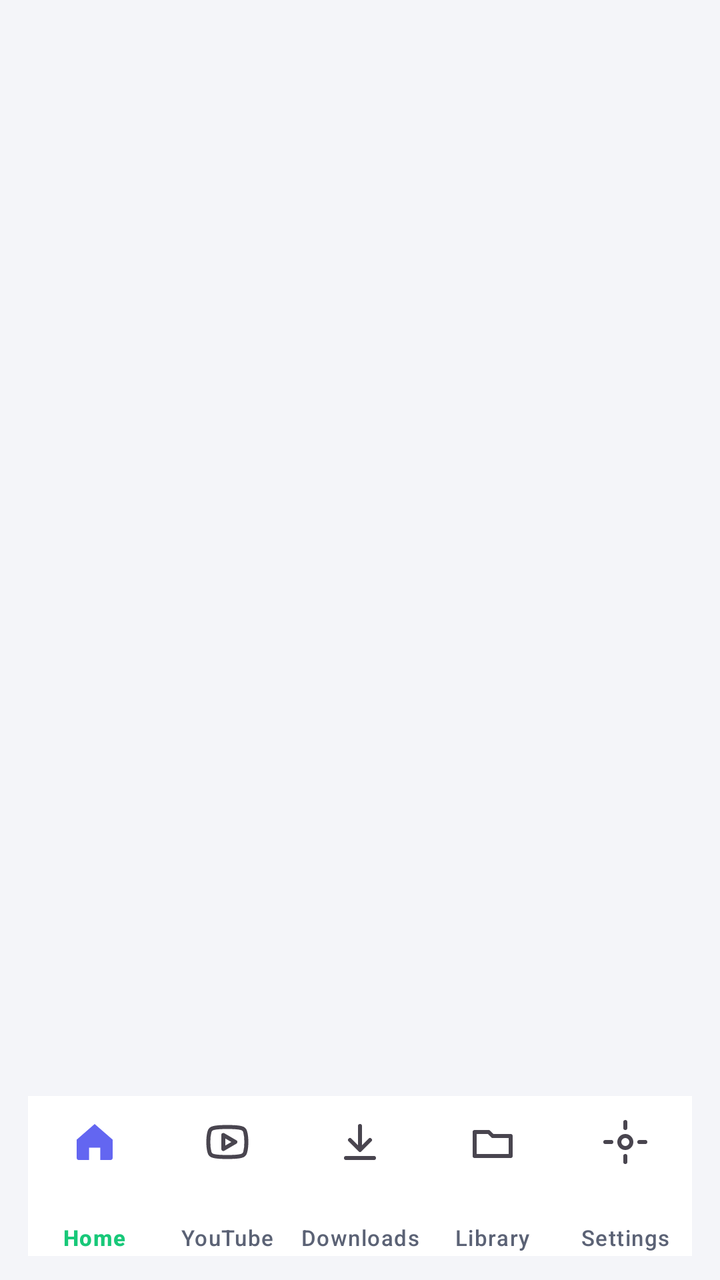
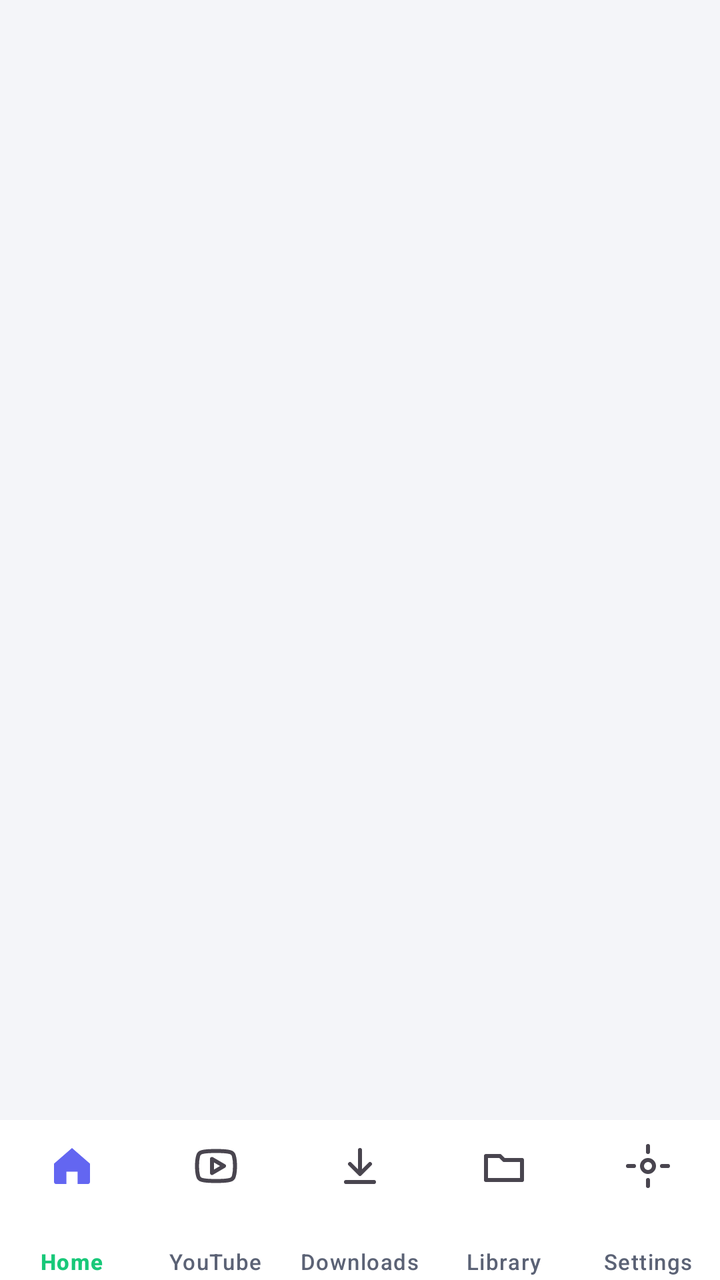

An Android layout rendered at two revisions. The XML below is the earlier revision; the diff shows what the commit changed to produce the second picture.
<!-- AndroidManifest.xml: application theme Theme.LootBox -->
<!-- res/layout/activity_main.xml -->
<?xml version="1.0" encoding="utf-8"?>
<LinearLayout xmlns:android="http://schemas.android.com/apk/res/android"
    xmlns:app="http://schemas.android.com/apk/res-auto"
    android:layout_width="match_parent"
    android:layout_height="match_parent"
    android:background="@color/bg"
    android:fitsSystemWindows="true"
    android:orientation="vertical">
    <FrameLayout
        android:id="@+id/container"
        android:layout_width="match_parent"
        android:layout_height="0dp"
        android:layout_weight="1" />
    <com.google.android.material.bottomnavigation.BottomNavigationView
        android:id="@+id/nav"
        android:layout_width="match_parent"
        android:layout_height="wrap_content"
        android:layout_marginStart="14dp"
        android:layout_marginEnd="14dp"
        android:layout_marginBottom="12dp"
        android:background="@drawable/bg_bottom_nav"
        android:elevation="8dp"
        app:elevation="8dp"
        app:itemActiveIndicatorStyle="@style/NavIndicator"
        app:itemIconSize="24dp"
        app:itemIconTint="@null"
        app:itemTextColor="@color/nav_item"
        app:itemTextAppearanceActive="@style/NavLabelActive"
        app:itemTextAppearanceInactive="@style/NavLabelInactive"
        app:itemPaddingTop="11dp"
        app:itemPaddingBottom="5dp"
        app:labelVisibilityMode="labeled"
        app:itemHorizontalTranslationEnabled="false"
        app:menu="@menu/bottom_nav" />
</LinearLayout>
<!-- resources referenced by this layout -->
<resources>
  <color name="bg">#F4F5F9</color>
  <!-- drawable bg_bottom_nav (drawable) -->
  <?xml version="1.0" encoding="utf-8"?>
  <shape xmlns:android="http://schemas.android.com/apk/res/android" android:shape="rectangle">
      <solid android:color="@color/nav" />
      <corners android:radius="0dp" />
  </shape>
  <style name="NavIndicator" parent="Widget.Material3.BottomNavigationView.ActiveIndicator">
          <item name="android:color">@color/nav_icon_highlight</item>
      </style>
  <style name="NavLabelActive" parent="TextAppearance.Material3.LabelSmall">
          <item name="android:textStyle">normal</item>
          <item name="android:textSize">11sp</item>
          <item name="android:fontFamily">sans</item>
      </style>
  <style name="NavLabelInactive" parent="TextAppearance.Material3.LabelSmall">
          <item name="android:textStyle">normal</item>
          <item name="android:textSize">11sp</item>
          <item name="android:fontFamily">sans</item>
      </style>
  <style name="Theme.LootBox" parent="Theme.Material3.DayNight.NoActionBar">
          <item name="colorPrimary">@color/accent</item>
          <item name="android:windowBackground">@color/bg</item>
          <item name="android:statusBarColor">@color/bg</item>
          <item name="android:navigationBarColor">@color/nav</item>
          <item name="android:windowLightStatusBar">true</item>
          <item name="android:windowLightNavigationBar">true</item>
      </style>
  <color name="nav">#FFFFFF</color>
  <color name="nav_icon_highlight">#2418C879</color>
  <color name="accent">#6366F1</color>
</resources>

<!-- the commit's change to res/layout/activity_main.xml (unified diff, before → after) -->
@@ -15,9 +15,9 @@
         android:id="@+id/nav"
         android:layout_width="match_parent"
         android:layout_height="wrap_content"
-        android:layout_marginStart="14dp"
-        android:layout_marginEnd="14dp"
-        android:layout_marginBottom="12dp"
+        android:layout_marginStart="0dp"
+        android:layout_marginEnd="0dp"
+        android:layout_marginBottom="0dp"
         android:background="@drawable/bg_bottom_nav"
         android:elevation="8dp"
         app:elevation="8dp"
